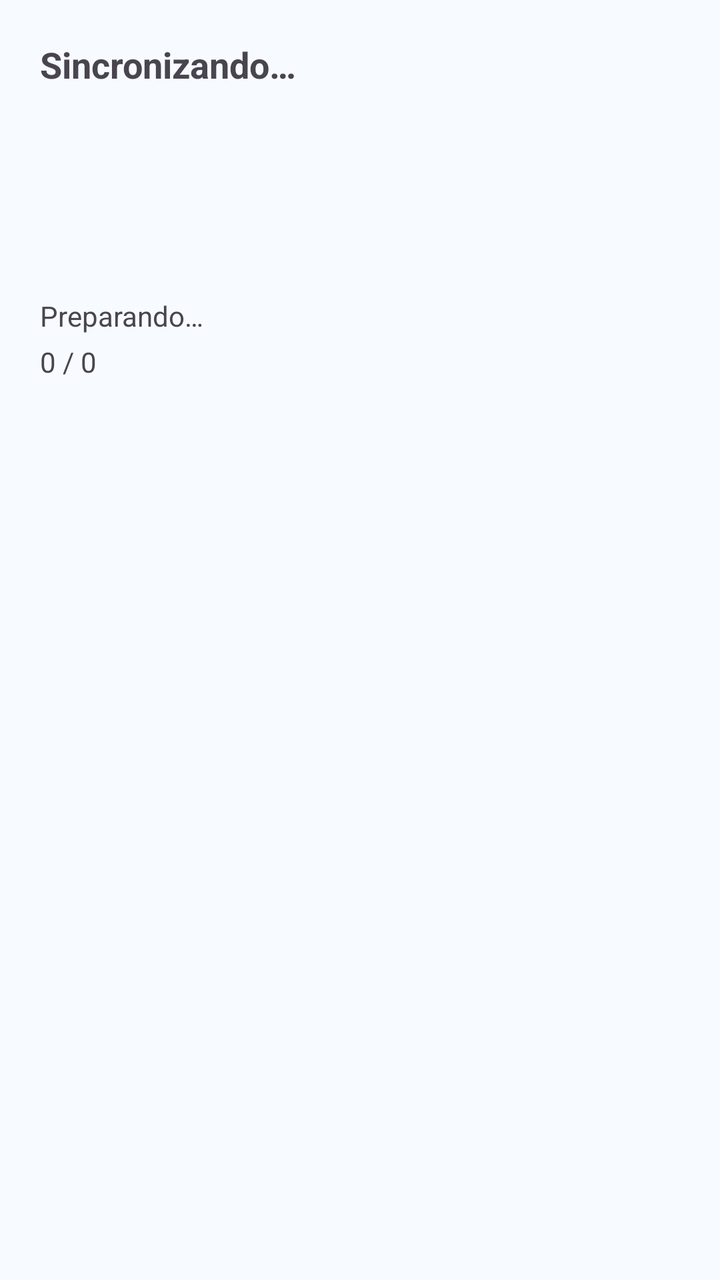
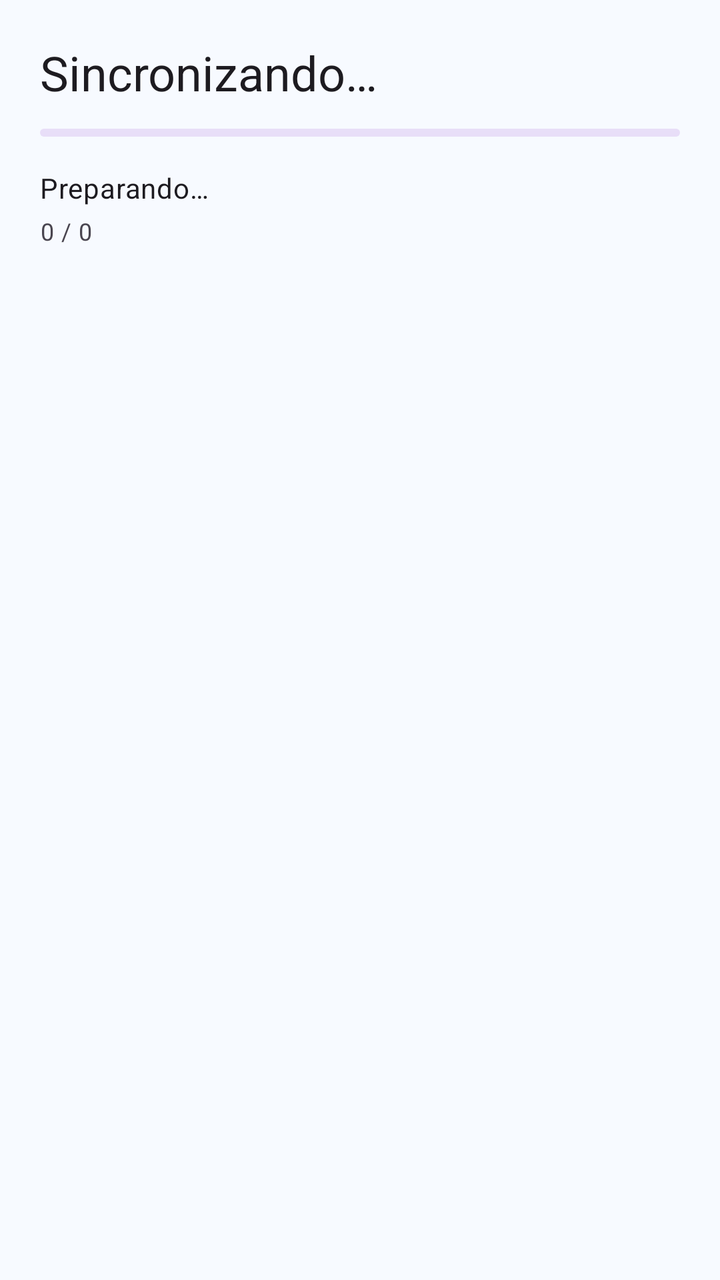

Screens rendered from an Android XML layout before and after an edit, with the pre-edit source and the edit as a unified diff.
<!-- AndroidManifest.xml: application theme Theme.TecniAppICE -->
<!-- res/layout/dialog_sync_progress.xml -->
<?xml version="1.0" encoding="utf-8"?>
<LinearLayout
    xmlns:android="http://schemas.android.com/apk/res/android"
    android:layout_width="match_parent"
    android:layout_height="wrap_content"
    android:orientation="vertical"
    android:padding="20dp">

    <TextView
        android:id="@+id/tvHeader"
        android:layout_width="match_parent"
        android:layout_height="wrap_content"
        android:text="Sincronizando…"
        android:textStyle="bold"
        android:textSize="18sp"
        android:paddingBottom="8dp"/>

    
    <ProgressBar
        android:id="@+id/progressBar"
        style="?android:attr/progressBarStyleLarge"
        android:layout_width="match_parent"
        android:layout_height="wrap_content"
        android:indeterminate="true"
        android:layout_marginTop="4dp"
        android:layout_marginBottom="4dp"/>

    <TextView
        android:id="@+id/tvMessage"
        android:layout_width="match_parent"
        android:layout_height="wrap_content"
        android:text="Preparando…"
        android:paddingTop="12dp"/>

    <TextView
        android:id="@+id/tvCounter"
        android:layout_width="match_parent"
        android:layout_height="wrap_content"
        android:text="0 / 0"
        android:paddingTop="4dp"/>
</LinearLayout>
<!-- resources referenced by this layout -->
<resources>
  <style name="Theme.TecniAppICE" parent="Theme.Material3.DayNight.NoActionBar">
  
          
          <item name="colorPrimary">@color/ice_blue</item>
          <item name="colorOnPrimary">@color/white</item>
          <item name="colorSecondary">@color/ice_yellow</item>
          <item name="colorOnSecondary">@color/black</item>
  
          
          <item name="colorSurface">@color/surface_light</item>
          <item name="colorOnSurface">@color/on_light</item>
          <item name="colorSurfaceVariant">@color/surface_variant_light</item>
  
          
          <item name="colorError">@color/error_500</item>
          <item name="colorTertiary">@color/success_500</item>
  
          
          <item name="android:windowBackground">@color/bg_light</item>
          <item name="android:colorBackground">@color/bg_light</item>
          <item name="android:statusBarColor">@android:color/transparent</item>
          <item name="android:navigationBarColor">@android:color/transparent</item>
          <item name="android:windowLightStatusBar">true</item>
  
          
          <item name="materialCardViewStyle">@style/Tecni.Card</item>
          <item name="materialButtonStyle">@style/Tecni.Button</item>
          <item name="chipStyle">@style/Tecni.Chip</item>
          <item name="toolbarStyle">@style/Tecni.Toolbar</item>
      </style>
  <color name="ice_blue">#0071CE</color>
  <color name="white">#FFFFFFFF</color>
  <color name="ice_yellow">#FFDD00</color>
  <color name="black">#FF000000</color>
  <color name="surface_light">#CCFFFFFF</color>
  <color name="on_light">#0A0A0A</color>
  <color name="surface_variant_light">#EAF3FF</color>
  <color name="error_500">#D32F2F</color>
  <color name="success_500">#4CAF50</color>
  <color name="bg_light">#F7FAFF</color>
  <style name="Tecni.Card" parent="Widget.Material3.CardView.Elevated">
          <item name="cardCornerRadius">20dp</item>
          <item name="cardElevation">3dp</item>
          <item name="strokeWidth">0dp</item>
      </style>
  <style name="Tecni.Button" parent="Widget.Material3.Button.TonalButton">
          <item name="android:minHeight">44dp</item>
      </style>
  <style name="Tecni.Chip" parent="Widget.Material3.Chip.Filter">
          <item name="android:minHeight">36dp</item>
      </style>
  <style name="Tecni.Toolbar" parent="Widget.Material3.Toolbar">
          <item name="android:elevation">2dp</item>
      </style>
</resources>

<!-- the commit's change to res/layout/dialog_sync_progress.xml (unified diff, before → after) -->
@@ -1,41 +1,43 @@
 <?xml version="1.0" encoding="utf-8"?>
 <LinearLayout
     xmlns:android="http://schemas.android.com/apk/res/android"
+    xmlns:app="http://schemas.android.com/apk/res-auto"
     android:layout_width="match_parent"
     android:layout_height="wrap_content"
     android:orientation="vertical"
     android:padding="20dp">
 
-    <TextView
+    <com.google.android.material.textview.MaterialTextView
         android:id="@+id/tvHeader"
         android:layout_width="match_parent"
         android:layout_height="wrap_content"
         android:text="Sincronizando…"
-        android:textStyle="bold"
-        android:textSize="18sp"
+        android:textAppearance="@style/TextAppearance.Material3.HeadlineSmall"
         android:paddingBottom="8dp"/>
 
     
-    <ProgressBar
+    <com.google.android.material.progressindicator.LinearProgressIndicator
         android:id="@+id/progressBar"
-        style="?android:attr/progressBarStyleLarge"
         android:layout_width="match_parent"
         android:layout_height="wrap_content"
         android:indeterminate="true"
+        app:indicatorColor="?attr/colorPrimary"
         android:layout_marginTop="4dp"
         android:layout_marginBottom="4dp"/>
 
-    <TextView
+    <com.google.android.material.textview.MaterialTextView
         android:id="@+id/tvMessage"
         android:layout_width="match_parent"
         android:layout_height="wrap_content"
         android:text="Preparando…"
+        android:textAppearance="@style/TextAppearance.Material3.BodyMedium"
         android:paddingTop="12dp"/>
 
-    <TextView
+    <com.google.android.material.textview.MaterialTextView
         android:id="@+id/tvCounter"
         android:layout_width="match_parent"
         android:layout_height="wrap_content"
         android:text="0 / 0"
+        android:textAppearance="@style/TextAppearance.Material3.BodySmall"
         android:paddingTop="4dp"/>
 </LinearLayout>
